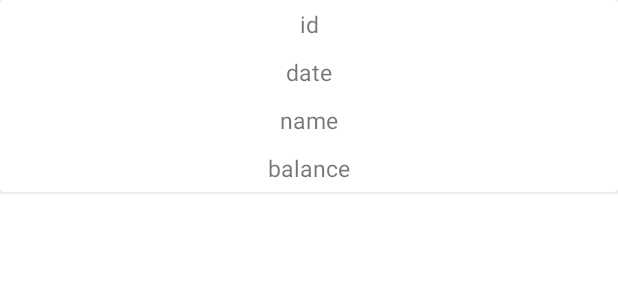
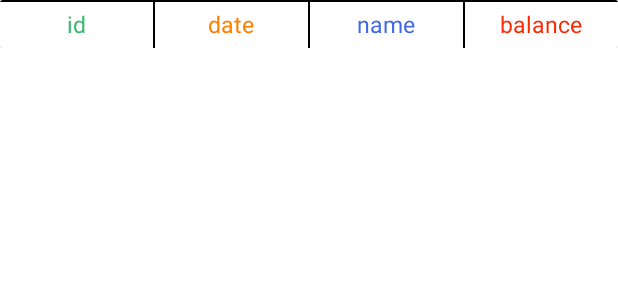
Before and after one commit to prinonbhowmik/Zhomprass, an Android app: the layout dash_details_model.xml on its own in the app's theme, with its tools: preview values and no code run, on a phone screen of 412 x 824 dp. Shown: the top 300 px of the screen. Run offline under Robolectric (Android 15) with nearby library versions, the phone set to English and light mode, and no system bars.

Commit message:
dashboard commit

```diff
--- a/app/src/main/java/com/my/zhomprass_java/ForApi/ApiInterface.java
+++ b/app/src/main/java/com/my/zhomprass_java/ForApi/ApiInterface.java
@@ -1,9 +1,11 @@
 package com.my.zhomprass_java.ForApi;
 
+import com.google.gson.JsonArray;
 import com.my.zhomprass_java.Models.Bazar;
 import com.my.zhomprass_java.Models.BrandList;
 import com.my.zhomprass_java.Models.CatagoryList;
 import com.my.zhomprass_java.Models.DashBoard_Model;
+import com.my.zhomprass_java.Models.DashboardDetails;
 import com.my.zhomprass_java.Models.District;
 import com.my.zhomprass_java.Models.Division;
 import com.my.zhomprass_java.Models.Members;
@@ -118,4 +120,8 @@ public interface ApiInterface {
 
     @GET("customer_dashboard.php?customer_id=15&type=generation&fbclid=IwAR3teKo0rHkoEaFglpixEeKti4145C5JYPB8FW878hllREx8fIkhRL1u7BM")
     Call<List<DashBoard_Model>> getDashData (@Query("customer_id")int cust_id);
+
+    @GET("accountHistory.php?id=15&type=1&fbclid=IwAR0pbZ3clee_AkfX0aaHRCRZwBKXPZH92YXM2iuvmAgghXqlDaIWm5oOZjY")
+    Call<List<DashboardDetails>> getDetails(@Query("id")int id,
+                                            @Query("type")int type);
 }
--- a/app/src/main/res/layout/dash_details_model.xml
+++ b/app/src/main/res/layout/dash_details_model.xml
@@ -1,50 +1,88 @@
 <?xml version="1.0" encoding="utf-8"?>
 <LinearLayout xmlns:android="http://schemas.android.com/apk/res/android"
-    android:orientation="vertical" android:layout_width="match_parent"
-    android:layout_height="match_parent">
+    android:orientation="vertical"
+    android:layout_width="match_parent"
+    android:layout_height="wrap_content">
 
     <androidx.cardview.widget.CardView
         android:layout_width="match_parent"
-        android:layout_height="wrap_content">
+        android:layout_height="wrap_content"
+        >
+        <LinearLayout
+            android:layout_width="match_parent"
+            android:layout_height="wrap_content">
+            <View
+                android:layout_width="match_parent"
+                android:background="#000"
+                android:layout_height="1dp"/>
+        </LinearLayout>
         <LinearLayout
             android:layout_width="match_parent"
             android:layout_height="wrap_content"
-            android:orientation="vertical">
+            android:orientation="horizontal"
+            android:weightSum="4">
+
             <TextView
+                android:layout_weight="1"
                 android:id="@+id/idTv"
-                android:layout_width="match_parent"
+                android:layout_width="0dp"
                 android:layout_height="wrap_content"
                 android:padding="5dp"
+                android:textColor="#35B96C"
                 android:text="id"
                 android:textAlignment="center"
                 android:textSize="15sp"/>
 
+            <View
+                android:layout_width="1dp"
+                android:background="#000"
+                android:layout_height="match_parent"/>
+
             <TextView
+                android:layout_weight="1"
                 android:id="@+id/dateTv"
-                android:layout_width="match_parent"
+                android:layout_width="0dp"
                 android:layout_height="wrap_content"
                 android:text="date"
+                android:textColor="@color/orange"
+                android:padding="5dp"
+                android:textAlignment="center"
+                android:textSize="15sp"/>
+            <View
+                android:layout_width="1dp"
+                android:background="#000"
+                android:layout_height="match_parent"/>
+
+            <TextView
+                android:layout_weight="1"
+                android:id="@+id/nameTv"
+                android:layout_width="0dp"
+                android:layout_height="wrap_content"
+                android:text="name"
+                android:textColor="@color/RoyalBlue"
                 android:padding="5dp"
                 android:textAlignment="center"
                 android:textSize="15sp"/>
 
+            <View
+                android:layout_width="1dp"
+                android:background="#000"
+                android:layout_height="match_parent"/>
+
             <TextView
-                android:id="@+id/nameTv"
-                android:layout_width="match_parent"
+                android:layout_weight="1"
+                android:id="@+id/balanceTv"
+                android:layout_width="0dp"
                 android:layout_height="wrap_content"
-                android:text="name"
                 android:padding="5dp"
+                android:textColor="#FA2903"
+                android:text="balance"
                 android:textAlignment="center"
                 android:textSize="15sp"/>
-            <TextView
-                android:id="@+id/balanceTv"
-                android:layout_width="match_parent"
-                android:layout_height="wrap_content"
-                android:text="balance"
-                android:padding="5dp"
-                android:textAlignment="center"
-                android:textSize="15sp"/>
+
+
         </LinearLayout>
+
     </androidx.cardview.widget.CardView>
 
 </LinearLayout>
--- a/app/src/main/res/layout/fragment_dashboard.xml
+++ b/app/src/main/res/layout/fragment_dashboard.xml
@@ -741,7 +741,7 @@
 
 
                     <androidx.cardview.widget.CardView
-                        android:id="@+id/dailyrefferelCardView"
+                        android:id="@+id/dealerrefferelCardView"
                         android:layout_width="0dp"
                         android:layout_height="wrap_content"
                         android:layout_margin="5dp"
@@ -764,7 +764,7 @@
                             <TextView
                                 android:layout_width="match_parent"
                                 android:layout_height="wrap_content"
-                                android:text="Daily Referral"
+                                android:text="Dealer Referral"
                                 android:textAlignment="center"
                                 android:textStyle="bold" />
 
```
Also changed, not shown: app/src/main/AndroidManifest.xml (+6 -6 lines), app/src/main/java/com/my/zhomprass_java/Activities/DashDetailsActivity.java (added, +97 -0 lines), app/src/main/java/com/my/zhomprass_java/Adapters/DashboardDetailsAdapter.java (+14 -3 lines), app/src/main/java/com/my/zhomprass_java/Fragments/DashboardFragment.java (+65 -0 lines), app/src/main/res/layout/activity_dash_details.xml (added, +126 -0 lines), app/src/main/res/values/strings.xml (+1 -10 lines).
